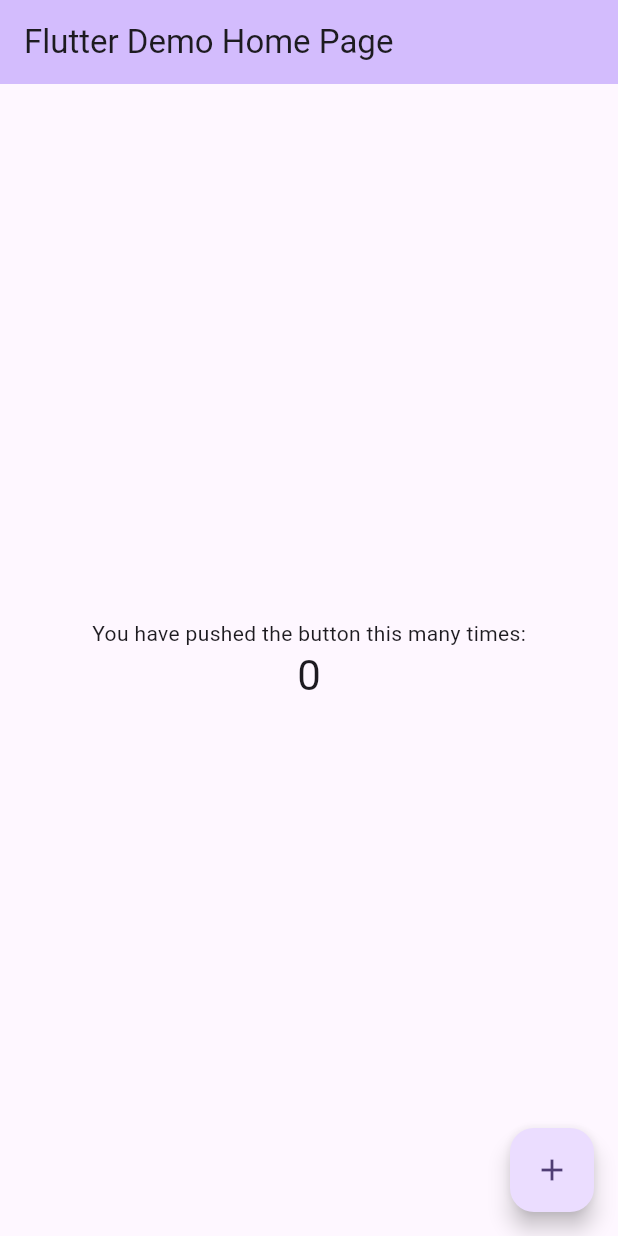
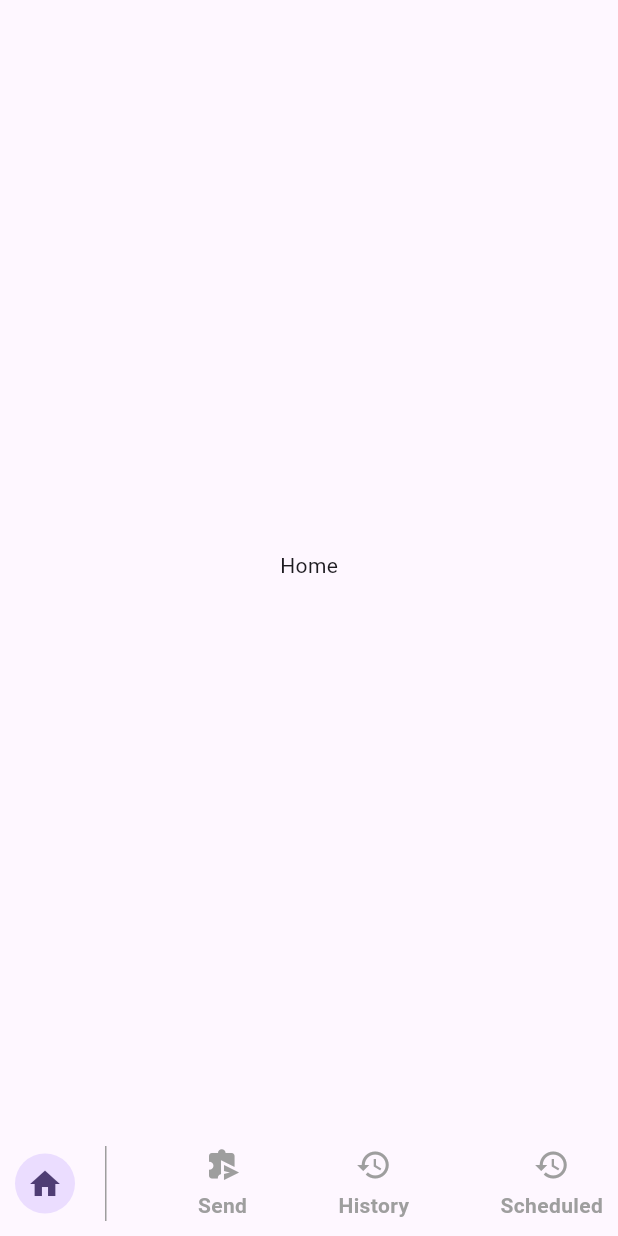
Before and after one commit to Issah-Dundason/hubtel-coding-challenge-repo, a Flutter app: the screen it shows after launch, on a phone screen of 412 x 824 dp. Run offline on Flutter 3.47's test engine with Material 3 defaults, Android fonts, the phone set to English and light mode, and no system bars.

Commit message:
feat: add the bottom navigation bar

```diff
--- /dev/null
+++ b/lib/bottom_naviagation.dart
@@ -0,0 +1,119 @@
+import 'package:flutter/material.dart';
+
+// This widget represents the bottom navigation
+class MyAppBottomNavBar extends StatefulWidget {
+  const MyAppBottomNavBar({
+    super.key,
+    required this.onPageChange,
+    required this.currentPage,
+  });
+
+  final Function(int page) onPageChange;
+  final int currentPage;
+
+  @override
+  State<MyAppBottomNavBar> createState() => _MyAppBottomNavBarState();
+}
+
+class _MyAppBottomNavBarState extends State<MyAppBottomNavBar> {
+  @override
+  Widget build(BuildContext context) {
+    return Container(
+        padding: const EdgeInsets.all(10),
+        child: Row(
+          mainAxisAlignment: MainAxisAlignment.spaceBetween,
+          children: [
+            Row(
+              mainAxisSize: MainAxisSize.min,
+              children: [
+                HomeButton(onTap: () {
+                  widget.onPageChange(0);
+                }),
+                const SizedBox(
+                  width: 20,
+                ),
+                Container(
+                  width: 1,
+                  height: 50,
+                  color: Colors.grey,
+                )
+              ],
+            ),
+            BottomNavIcon(
+              label: 'Send',
+              iconData: Icons.send_time_extension,
+              selected: widget.currentPage == 1,
+              onTap: () {
+                widget.onPageChange(1);
+              },
+            ),
+            BottomNavIcon(
+              label: 'History',
+              iconData: Icons.history,
+              selected: widget.currentPage == 2,
+              onTap: () {
+                widget.onPageChange(2);
+              },
+            ),
+            BottomNavIcon(
+              label: 'Scheduled',
+              iconData: Icons.history,
+              selected: widget.currentPage == 3,
+              onTap: () {
+                widget.onPageChange(3);
+              },
+            ),
+          ],
+        ));
+  }
+}
+
+// This represents the bottom nav home button
+class HomeButton extends StatelessWidget {
+  const HomeButton({super.key, required this.onTap});
+
+  final VoidCallback onTap;
+
+  @override
+  Widget build(BuildContext context) {
+    return GestureDetector(
+        onTap: onTap, child: const CircleAvatar(child: Icon(Icons.home)));
+  }
+}
+
+// This widget represents the other widget in the nav bar
+class BottomNavIcon extends StatelessWidget {
+  const BottomNavIcon(
+      {super.key,
+      required this.label,
+      required this.iconData,
+      required this.onTap,
+      this.selected = false});
+
+  final String label;
+  final IconData iconData;
+  final VoidCallback onTap;
+  final bool selected;
+
+  @override
+  Widget build(BuildContext context) {
+    const textStyle =
+        TextStyle(fontWeight: FontWeight.bold, color: Colors.grey);
+    const selectedTextStyle = TextStyle(fontWeight: FontWeight.bold);
+
+    return GestureDetector(
+      onTap: onTap,
+      child: Column(
+        mainAxisSize: MainAxisSize.min,
+        children: [
+          Icon(
+            iconData,
+            color: selected ? Colors.black : Colors.grey,
+          ),
+          const SizedBox(height: 5),
+          Text(label, style: selected ? selectedTextStyle : textStyle),
+        ],
+      ),
+    );
+  }
+}
--- /dev/null
+++ b/lib/history_page.dart
@@ -0,0 +1,15 @@
+import 'package:flutter/material.dart';
+
+class HistoryPage extends StatefulWidget {
+  const HistoryPage({super.key});
+
+  @override
+  State<HistoryPage> createState() => _HistoryPageState();
+}
+
+class _HistoryPageState extends State<HistoryPage> {
+  @override
+  Widget build(BuildContext context) {
+    return const Placeholder();
+  }
+}
--- a/lib/main.dart
+++ b/lib/main.dart
@@ -1,4 +1,8 @@
 import 'package:flutter/material.dart';
+import 'package:hubtel_coding/history_page.dart';
+import 'package:hubtel_coding/other_page.dart';
+
+import 'bottom_naviagation.dart';
 
 void main() {
   runApp(const MyApp());
@@ -13,113 +17,38 @@ class MyApp extends StatelessWidget {
     return MaterialApp(
       title: 'Flutter Demo',
       theme: ThemeData(
-        // This is the theme of your application.
-        //
-        // TRY THIS: Try running your application with "flutter run". You'll see
-        // the application has a blue toolbar. Then, without quitting the app,
-        // try changing the seedColor in the colorScheme below to Colors.green
-        // and then invoke "hot reload" (save your changes or press the "hot
-        // reload" button in a Flutter-supported IDE, or press "r" if you used
-        // the command line to start the app).
-        //
-        // Notice that the counter didn't reset back to zero; the application
-        // state is not lost during the reload. To reset the state, use hot
-        // restart instead.
-        //
-        // This works for code too, not just values: Most code changes can be
-        // tested with just a hot reload.
         colorScheme: ColorScheme.fromSeed(seedColor: Colors.deepPurple),
         useMaterial3: true,
       ),
-      home: const MyHomePage(title: 'Flutter Demo Home Page'),
+      home: const MyHubtelApp(),
     );
   }
 }
 
-class MyHomePage extends StatefulWidget {
-  const MyHomePage({super.key, required this.title});
-
-  // This widget is the home page of your application. It is stateful, meaning
-  // that it has a State object (defined below) that contains fields that affect
-  // how it looks.
-
-  // This class is the configuration for the state. It holds the values (in this
-  // case the title) provided by the parent (in this case the App widget) and
-  // used by the build method of the State. Fields in a Widget subclass are
-  // always marked "final".
-
-  final String title;
+// This widget represents the main app
+class MyHubtelApp extends StatefulWidget {
+  const MyHubtelApp({super.key});
 
   @override
-  State<MyHomePage> createState() => _MyHomePageState();
+  State<MyHubtelApp> createState() => _MyHubtelAppState();
 }
 
-class _MyHomePageState extends State<MyHomePage> {
-  int _counter = 0;
-
-  void _incrementCounter() {
-    setState(() {
-      // This call to setState tells the Flutter framework that something has
-      // changed in this State, which causes it to rerun the build method below
-      // so that the display can reflect the updated values. If we changed
-      // _counter without calling setState(), then the build method would not be
-      // called again, and so nothing would appear to happen.
-      _counter++;
-    });
-  }
+class _MyHubtelAppState extends State<MyHubtelApp> {
+  int currentState = 0;
 
   @override
   Widget build(BuildContext context) {
-    // This method is rerun every time setState is called, for instance as done
-    // by the _incrementCounter method above.
-    //
-    // The Flutter framework has been optimized to make rerunning build methods
-    // fast, so that you can just rebuild anything that needs updating rather
-    // than having to individually change instances of widgets.
     return Scaffold(
-      appBar: AppBar(
-        // TRY THIS: Try changing the color here to a specific color (to
-        // Colors.amber, perhaps?) and trigger a hot reload to see the AppBar
-        // change color while the other colors stay the same.
-        backgroundColor: Theme.of(context).colorScheme.inversePrimary,
-        // Here we take the value from the MyHomePage object that was created by
-        // the App.build method, and use it to set our appbar title.
-        title: Text(widget.title),
+      body: const [
+        OtherPage(title: 'Home'),
+        OtherPage(title: 'Send'),
+        HistoryPage(),
+        OtherPage(title: 'Scheduled'),
+      ][currentState],
+      bottomNavigationBar: MyAppBottomNavBar(
+        currentPage: currentState,
+        onPageChange: (page) => setState(() => currentState = page),
       ),
-      body: Center(
-        // Center is a layout widget. It takes a single child and positions it
-        // in the middle of the parent.
-        child: Column(
-          // Column is also a layout widget. It takes a list of children and
-          // arranges them vertically. By default, it sizes itself to fit its
-          // children horizontally, and tries to be as tall as its parent.
-          //
-          // Column has various properties to control how it sizes itself and
-          // how it positions its children. Here we use mainAxisAlignment to
-          // center the children vertically; the main axis here is the vertical
-          // axis because Columns are vertical (the cross axis would be
-          // horizontal).
-          //
-          // TRY THIS: Invoke "debug painting" (choose the "Toggle Debug Paint"
-          // action in the IDE, or press "p" in the console), to see the
-          // wireframe for each widget.
-          mainAxisAlignment: MainAxisAlignment.center,
-          children: <Widget>[
-            const Text(
-              'You have pushed the button this many times:',
-            ),
-            Text(
-              '$_counter',
-              style: Theme.of(context).textTheme.headlineMedium,
-            ),
-          ],
-        ),
-      ),
-      floatingActionButton: FloatingActionButton(
-        onPressed: _incrementCounter,
-        tooltip: 'Increment',
-        child: const Icon(Icons.add),
-      ), // This trailing comma makes auto-formatting nicer for build methods.
     );
   }
 }
--- /dev/null
+++ b/lib/other_page.dart
@@ -0,0 +1,15 @@
+import 'package:flutter/material.dart';
+
+// This widget is a placeholder for any page that is yet to implemented
+class OtherPage extends StatelessWidget {
+  const OtherPage({super.key, required this.title});
+
+  final String title;
+
+  @override
+  Widget build(BuildContext context) {
+    return Center(
+      child: Text(title),
+    );
+  }
+}
```
